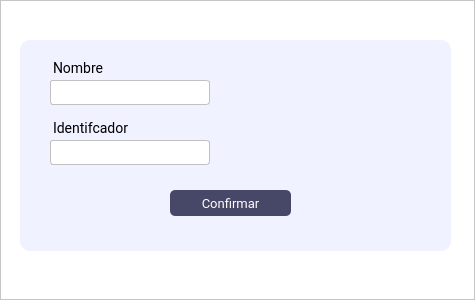
This is Interfaces/main/nueva_area.ui in juanignaciocansillieri/Proyecto-Final as Qt 5 draws it before an edit. The edited form follows.
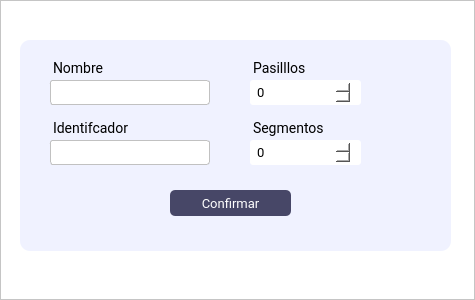
This is the edited form.

Commit message: Solución NUEVA ÁREA

What changed in the file:
```diff
--- a/Interfaces/main/nueva_area.ui
+++ b/Interfaces/main/nueva_area.ui
@@ -277,6 +277,110 @@
          <string/>
         </property>
        </widget>
+       <widget class="QLabel" name="label_pasillos">
+        <property name="geometry">
+         <rect>
+          <x>220</x>
+          <y>10</y>
+          <width>131</width>
+          <height>27</height>
+         </rect>
+        </property>
+        <property name="font">
+         <font>
+          <family>Roboto</family>
+          <pointsize>-1</pointsize>
+         </font>
+        </property>
+        <property name="styleSheet">
+         <string notr="true">font-family: Roboto;
+font-size: 14px;
+margin-top:10px;
+margin-left:10px
+
+</string>
+        </property>
+        <property name="text">
+         <string>Pasilllos</string>
+        </property>
+       </widget>
+       <widget class="QLabel" name="label_pasillos_2">
+        <property name="geometry">
+         <rect>
+          <x>220</x>
+          <y>70</y>
+          <width>131</width>
+          <height>27</height>
+         </rect>
+        </property>
+        <property name="font">
+         <font>
+          <family>Roboto</family>
+          <pointsize>-1</pointsize>
+         </font>
+        </property>
+        <property name="styleSheet">
+         <string notr="true">font-family: Roboto;
+font-size: 14px;
+margin-top:10px;
+margin-left:10px
+
+</string>
+        </property>
+        <property name="text">
+         <string>Segmentos</string>
+        </property>
+       </widget>
+       <widget class="QSpinBox" name="segmentos_num">
+        <property name="geometry">
+         <rect>
+          <x>220</x>
+          <y>100</y>
+          <width>121</width>
+          <height>25</height>
+         </rect>
+        </property>
+        <property name="styleSheet">
+         <string notr="true">background-color: #fff;
+border-radius: 3px;
+padding: 4 5px;
+color: rgb(0, 0, 0);
+font-family:Roboto;
+border: none;
+font-size:13px;
+font-weight: 400;
+margin-left: 10px;
+</string>
+        </property>
+        <property name="minimum">
+         <number>0</number>
+        </property>
+        <property name="maximum">
+         <number>999</number>
+        </property>
+       </widget>
+       <widget class="QSpinBox" name="pasillos_num">
+        <property name="geometry">
+         <rect>
+          <x>220</x>
+          <y>40</y>
+          <width>121</width>
+          <height>25</height>
+         </rect>
+        </property>
+        <property name="styleSheet">
+         <string notr="true">background-color: #fff;
+border-radius: 3px;
+padding: 4 5px;
+color: rgb(0, 0, 0);
+font-family:Roboto;
+border: none;
+font-size:13px;
+font-weight: 400;
+margin-left: 10px;
+</string>
+        </property>
+       </widget>
       </widget>
      </widget>
     </item>
```
Left out of the diff: 4 changed lines with no effect on the pictures. The commit also changes 2 other files.
